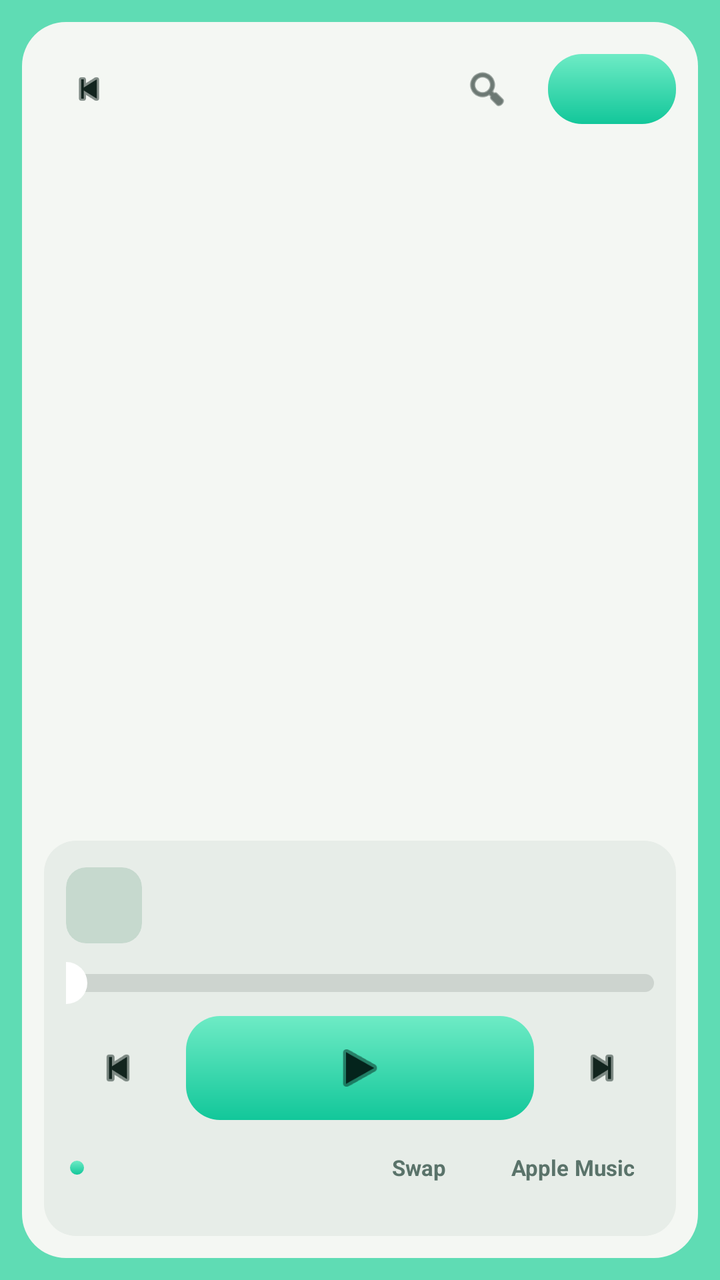
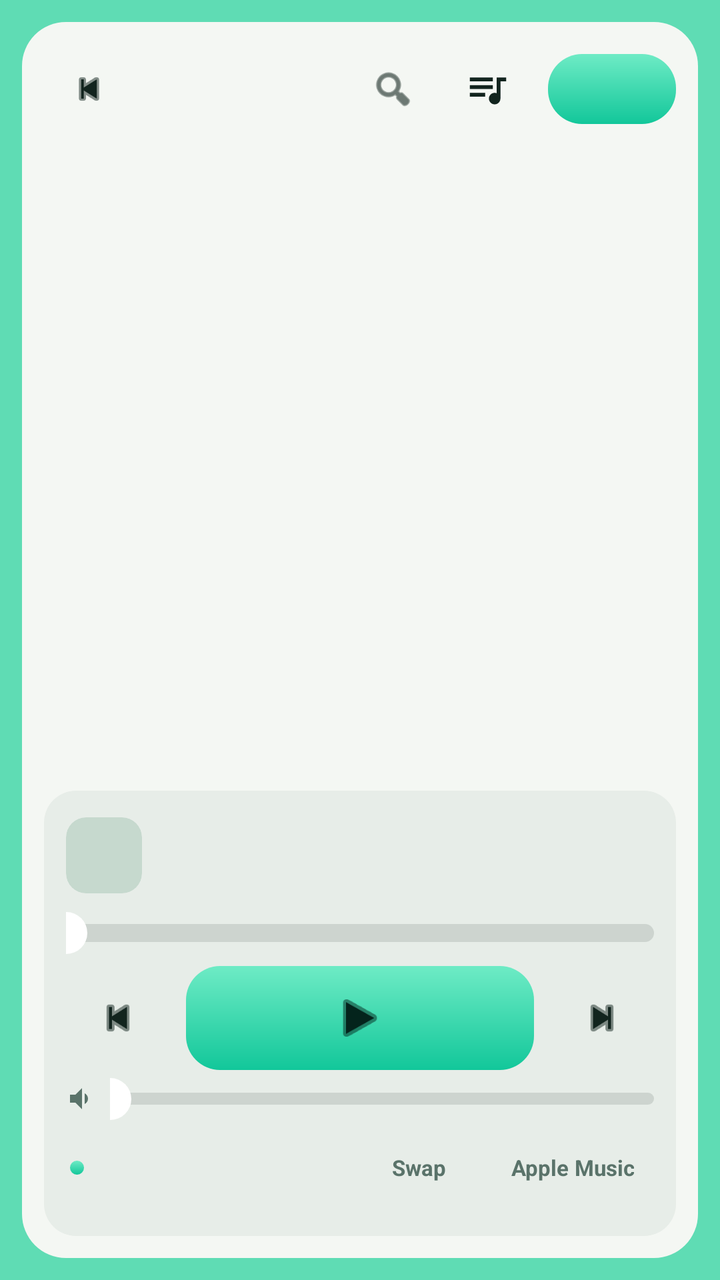

Screens rendered from an Android XML layout before and after an edit, with the pre-edit source and the edit as a unified diff.
<!-- AndroidManifest.xml: application theme AppTheme -->
<!-- res/layout/controls.xml -->
<?xml version="1.0" encoding="utf-8"?>
<FrameLayout xmlns:android="http://schemas.android.com/apk/res/android"
    android:id="@+id/controlsRoot"
    android:layout_width="match_parent"
    android:layout_height="match_parent"
    android:background="@color/ground"
    android:padding="11dp">

    <LinearLayout
        android:layout_width="match_parent"
        android:layout_height="match_parent"
        android:background="@drawable/shell"
        android:padding="11dp"
        android:orientation="vertical">

        
        <LinearLayout
            android:id="@+id/controlsHeader"
            android:layout_width="match_parent"
            android:layout_height="45dp"
            android:orientation="horizontal"
            android:gravity="center_vertical"
            android:baselineAligned="false">

            <ImageButton
                android:id="@+id/btnBrowseBack"
                android:stateListAnimator="@animator/press_scale"
                android:layout_width="45dp"
                android:layout_height="45dp"
                android:background="?android:attr/selectableItemBackgroundBorderless"
                android:src="@android:drawable/ic_media_previous"
                android:tint="@color/ink"
                android:scaleType="fitCenter"
                android:padding="12dp"
                android:contentDescription="@string/back" />

            <LinearLayout
                android:id="@+id/headerTitles"
                android:layout_width="0dp"
                android:layout_height="wrap_content"
                android:layout_weight="1"
                android:layout_marginStart="8dp"
                android:orientation="vertical">

                <TextView
                    android:id="@+id/browseCrumb"
                    android:layout_width="match_parent"
                    android:layout_height="wrap_content"
                    android:textColor="@color/ink_soft"
                    android:textSize="10sp"
                    android:letterSpacing="0.04"
                    android:singleLine="true"
                    android:ellipsize="start"
                    android:visibility="gone" />

                <TextView
                    android:id="@+id/browseTitle"
                    android:layout_width="match_parent"
                    android:layout_height="wrap_content"
                    android:textColor="@color/ink"
                    android:textSize="18sp"
                    android:textStyle="bold"
                    android:singleLine="true"
                    android:ellipsize="end" />
            </LinearLayout>

            <EditText
                android:id="@+id/searchInput"
                android:layout_width="0dp"
                android:layout_height="match_parent"
                android:layout_weight="1"
                android:layout_marginStart="8dp"
                android:background="@drawable/panel_inset"
                android:paddingStart="12dp"
                android:paddingEnd="12dp"
                android:hint="@string/search_hint"
                android:textColorHint="@color/ink_soft"
                android:textColor="@color/ink"
                android:textSize="15sp"
                android:inputType="text"
                android:imeOptions="actionSearch|flagNoExtractUi"
                android:singleLine="true"
                android:visibility="gone" />

            <ImageButton
                android:id="@+id/btnSearch"
                android:stateListAnimator="@animator/press_scale"
                android:layout_width="45dp"
                android:layout_height="45dp"
                android:layout_marginStart="6dp"
                android:background="?android:attr/selectableItemBackgroundBorderless"
                android:src="@android:drawable/ic_menu_search"
                android:tint="@color/ink"
                android:scaleType="fitCenter"
                android:padding="11dp"
                android:contentDescription="@string/search" />

            <TextView
                android:id="@+id/btnSpotify"
                android:stateListAnimator="@animator/press_scale"
                android:layout_width="wrap_content"
                android:layout_height="35dp"
                android:layout_marginStart="8dp"
                android:background="@drawable/pill_accent"
                android:gravity="center"
                android:minWidth="64dp"
                android:paddingStart="13dp"
                android:paddingEnd="13dp"
                android:textColor="@color/ink_mint"
                android:textSize="11sp"
                android:textStyle="bold"
                android:letterSpacing="0.08"
                android:singleLine="true" />
        </LinearLayout>

        
        <LinearLayout
            android:id="@+id/permissionBar"
            android:layout_width="match_parent"
            android:layout_height="wrap_content"
            android:layout_marginTop="9dp"
            android:background="@drawable/pill_warning"
            android:orientation="horizontal"
            android:gravity="center_vertical"
            android:padding="11dp"
            android:visibility="gone">

            <TextView
                android:layout_width="0dp"
                android:layout_height="wrap_content"
                android:layout_weight="1"
                android:text="@string/permission_needed"
                android:textColor="@color/ink_amber"
                android:textSize="12sp" />

            <TextView
                android:id="@+id/grantButton"
                android:stateListAnimator="@animator/press_scale"
                android:layout_width="wrap_content"
                android:layout_height="31dp"
                android:layout_marginStart="8dp"
                android:background="@drawable/white_card"
                android:gravity="center"
                android:minWidth="64dp"
                android:paddingStart="13dp"
                android:paddingEnd="13dp"
                android:text="@string/grant"
                android:textColor="@color/ink_amber"
                android:textSize="11sp"
                android:textStyle="bold"
                android:singleLine="true" />
        </LinearLayout>

        
        <LinearLayout
            android:id="@+id/sessionSwitcher"
            android:layout_width="match_parent"
            android:layout_height="35dp"
            android:layout_marginTop="9dp"
            android:orientation="horizontal"
            android:visibility="gone" />

        <FrameLayout
            android:layout_width="match_parent"
            android:layout_height="0dp"
            android:layout_weight="1"
            android:layout_marginTop="9dp">

            <GridView
                android:id="@+id/browseList"
                android:layout_width="match_parent"
                android:layout_height="match_parent"
                android:numColumns="2"
                android:horizontalSpacing="9dp"
                android:verticalSpacing="9dp"
                android:stretchMode="columnWidth"
                android:listSelector="@android:color/transparent"
                android:scrollbars="none" />

            <TextView
                android:id="@+id/browseMessage"
                android:layout_width="match_parent"
                android:layout_height="match_parent"
                android:gravity="center"
                android:padding="24dp"
                android:textColor="@color/ink_soft"
                android:textSize="13sp"
                android:visibility="gone" />

            
            <LinearLayout
                android:id="@+id/nearLyricsPanel"
                android:layout_width="match_parent"
                android:layout_height="match_parent"
                android:orientation="horizontal"
                android:gravity="center_vertical"
                android:baselineAligned="false"
                android:visibility="gone">

                <ImageView
                    android:id="@+id/nearBigArt"
                    android:layout_width="0dp"
                    android:layout_height="match_parent"
                    android:layout_weight="1"
                    android:scaleType="fitCenter"
                    android:contentDescription="@string/artwork" />

                <LinearLayout
                    android:layout_width="0dp"
                    android:layout_height="wrap_content"
                    android:layout_weight="1"
                    android:layout_marginStart="14dp"
                    android:orientation="vertical">

                    <TextView
                        android:id="@+id/nearBigTitle"
                        android:layout_width="match_parent"
                        android:layout_height="wrap_content"
                        android:fontFamily="sans-serif-black"
                        android:textColor="@color/ink"
                        android:textSize="24sp"
                        android:letterSpacing="-0.02"
                        android:maxLines="3"
                        android:ellipsize="end" />

                    <TextView
                        android:id="@+id/nearBigArtist"
                        android:layout_width="match_parent"
                        android:layout_height="wrap_content"
                        android:layout_marginTop="5dp"
                        android:textColor="@color/ink_soft"
                        android:textSize="17sp"
                        android:maxLines="2"
                        android:ellipsize="end" />

                </LinearLayout>
            </LinearLayout>

            
            <LinearLayout
                android:id="@+id/browseAction"
                android:layout_width="match_parent"
                android:layout_height="match_parent"
                android:orientation="vertical"
                android:gravity="center"
                android:visibility="gone">

                <TextView
                    android:id="@+id/browseActionText"
                    android:layout_width="wrap_content"
                    android:layout_height="wrap_content"
                    android:textColor="@color/ink_soft"
                    android:textSize="13sp"
                    android:gravity="center" />

                <TextView
                    android:id="@+id/browseActionButton"
                android:stateListAnimator="@animator/press_scale"
                    android:layout_width="wrap_content"
                    android:layout_height="35dp"
                    android:layout_marginTop="11dp"
                    android:background="@drawable/pill_accent"
                    android:gravity="center"
                    android:minWidth="96dp"
                    android:paddingStart="16dp"
                    android:paddingEnd="16dp"
                    android:text="@string/connect_spotify"
                    android:textColor="@color/ink_mint"
                    android:textSize="12sp"
                    android:textStyle="bold" />
            </LinearLayout>
        </FrameLayout>

        
        <LinearLayout
            android:id="@+id/dock"
            android:layout_width="match_parent"
            android:layout_height="wrap_content"
            android:layout_marginTop="9dp"
            android:background="@drawable/dock"
            android:orientation="vertical"
            android:paddingStart="11dp"
            android:paddingEnd="11dp"
            android:paddingTop="10dp"
            android:paddingBottom="10dp">

            <LinearLayout
                android:layout_width="match_parent"
                android:layout_height="wrap_content"
                android:orientation="horizontal"
                android:gravity="center_vertical"
                android:baselineAligned="false">

                <ImageView
                    android:id="@+id/nearThumb"
                    android:layout_width="38dp"
                    android:layout_height="38dp"
                    android:background="@drawable/thumb_placeholder"
                    android:clipToOutline="true"
                    android:scaleType="centerCrop"
                    android:contentDescription="@string/artwork" />

                <LinearLayout
                    android:id="@+id/nearTrackTap"
                android:stateListAnimator="@animator/press_scale"
                    android:layout_width="0dp"
                    android:layout_height="wrap_content"
                    android:layout_weight="1"
                    android:layout_marginStart="8dp"
                    android:orientation="vertical"
                    android:clickable="true"
                    android:focusable="false"
                    android:background="?android:attr/selectableItemBackground"
                    android:paddingTop="4dp"
                    android:paddingBottom="4dp">

                    <TextView
                        android:id="@+id/nearTitle"
                        android:layout_width="match_parent"
                        android:layout_height="wrap_content"
                        android:textColor="@color/ink"
                        android:textSize="15sp"
                        android:textStyle="bold"
                        android:singleLine="true"
                        android:ellipsize="end" />

                    <TextView
                        android:id="@+id/nearArtist"
                        android:layout_width="match_parent"
                        android:layout_height="wrap_content"
                        android:textColor="@color/ink_soft"
                        android:textSize="12sp"
                        android:singleLine="true"
                        android:ellipsize="end" />
                </LinearLayout>

                <View
                    android:id="@+id/nearReadingSpacer"
                    android:layout_width="0dp"
                    android:layout_height="1dp"
                    android:layout_weight="1"
                    android:visibility="gone" />

                <TextView
                    android:id="@+id/nearClock"
                    android:layout_width="wrap_content"
                    android:layout_height="wrap_content"
                    android:layout_marginStart="8dp"
                    android:fontFamily="monospace"
                    android:textColor="@color/ink_soft"
                    android:textSize="12sp"
                    android:singleLine="true" />
            </LinearLayout>

            <SeekBar
                android:id="@+id/nearSeek"
                android:layout_width="match_parent"
                android:layout_height="21dp"
                android:layout_marginTop="6dp"
                android:progressDrawable="@drawable/progress_accent"
                android:thumb="@drawable/seek_thumb"
                android:splitTrack="false"
                android:minHeight="9dp"
                android:maxHeight="9dp"
                android:max="1000" />

            <LinearLayout
                android:layout_width="match_parent"
                android:layout_height="52dp"
                android:layout_marginTop="6dp"
                android:orientation="horizontal">

                <ImageButton
                    android:id="@+id/btnPrev"
                android:stateListAnimator="@animator/press_scale"
                    android:layout_width="52dp"
                    android:layout_height="match_parent"
                    android:background="?android:attr/selectableItemBackgroundBorderless"
                    android:src="@android:drawable/ic_media_previous"
                    android:tint="@color/ink"
                    android:scaleType="fitCenter"
                    android:padding="14dp"
                    android:contentDescription="@string/previous" />

                <ImageButton
                    android:id="@+id/btnPlayPause"
                android:stateListAnimator="@animator/press_scale"
                    android:layout_width="0dp"
                    android:layout_height="match_parent"
                    android:layout_weight="1"
                    android:layout_marginStart="8dp"
                    android:layout_marginEnd="8dp"
                    android:background="@drawable/pill_accent"
                    android:src="@android:drawable/ic_media_play"
                    android:tint="@color/ink_mint"
                    android:scaleType="fitCenter"
                    android:padding="12dp"
                    android:contentDescription="@string/play_pause" />

                <ImageButton
                    android:id="@+id/btnNext"
                android:stateListAnimator="@animator/press_scale"
                    android:layout_width="52dp"
                    android:layout_height="match_parent"
                    android:background="?android:attr/selectableItemBackgroundBorderless"
                    android:src="@android:drawable/ic_media_next"
                    android:tint="@color/ink"
                    android:scaleType="fitCenter"
                    android:padding="14dp"
                    android:contentDescription="@string/next" />
            </LinearLayout>

            
            <LinearLayout
                android:id="@+id/statusBand"
                android:layout_width="match_parent"
                android:layout_height="48dp"
                android:orientation="horizontal"
                android:gravity="center_vertical">

                <LinearLayout
                    android:layout_width="0dp"
                    android:layout_height="31dp"
                    android:layout_weight="1"
                    android:orientation="horizontal"
                    android:gravity="center_vertical"
                    android:paddingStart="2dp">

                    <View
                        android:id="@+id/statusDot"
                        android:layout_width="7dp"
                        android:layout_height="7dp"
                        android:background="@drawable/pill_accent" />

                    <TextView
                        android:id="@+id/statusLine"
                        android:layout_width="match_parent"
                        android:layout_height="wrap_content"
                        android:layout_marginStart="6dp"
                        android:textColor="@color/ink_soft"
                        android:textSize="11sp"
                        android:singleLine="true"
                        android:ellipsize="end" />
                </LinearLayout>

                <TextView
                    android:id="@+id/btnSwap"
                android:stateListAnimator="@animator/press_scale"
                    android:layout_width="wrap_content"
                    android:layout_height="31dp"
                    android:layout_marginStart="8dp"
                    android:background="?android:attr/selectableItemBackground"
                    android:gravity="center"
                    android:minWidth="56dp"
                    android:paddingStart="10dp"
                    android:paddingEnd="10dp"
                    android:text="@string/swap_screens"
                    android:textColor="@color/ink_soft"
                    android:textSize="11sp"
                    android:textStyle="bold"
                    android:singleLine="true" />

                <TextView
                    android:id="@+id/btnAppleMusic"
                android:stateListAnimator="@animator/press_scale"
                    android:layout_width="wrap_content"
                    android:layout_height="31dp"
                    android:layout_marginStart="8dp"
                    android:background="?android:attr/selectableItemBackground"
                    android:gravity="center"
                    android:minWidth="56dp"
                    android:paddingStart="10dp"
                    android:paddingEnd="10dp"
                    android:text="@string/open_apple_music"
                    android:textColor="@color/ink_soft"
                    android:textSize="11sp"
                    android:textStyle="bold"
                    android:singleLine="true" />
            </LinearLayout>
        </LinearLayout>
    </LinearLayout>
</FrameLayout>
<!-- resources referenced by this layout -->
<resources>
  <color name="ground">#FF5FDCB4</color>
  <color name="ink">#FF12241E</color>
  <color name="ink_amber">#FF3A1C02</color>
  <color name="ink_mint">#FF04241C</color>
  <color name="ink_soft">#FF5A736A</color>
  <!-- drawable dock (drawable) -->
  <?xml version="1.0" encoding="utf-8"?>
  <shape xmlns:android="http://schemas.android.com/apk/res/android" android:shape="rectangle">
      <solid android:color="@color/panel" />
      <corners android:radius="16dp" />
  </shape>
  <!-- drawable panel_inset (drawable) -->
  <?xml version="1.0" encoding="utf-8"?>
  <shape xmlns:android="http://schemas.android.com/apk/res/android" android:shape="rectangle">
      <solid android:color="@color/panel" />
      <corners android:radius="16dp" />
  </shape>
  <!-- drawable pill_accent (drawable) -->
  <?xml version="1.0" encoding="utf-8"?>
  <shape xmlns:android="http://schemas.android.com/apk/res/android" android:shape="rectangle">
      <gradient android:startColor="#FF6EEBC5" android:endColor="#FF12C79A" android:angle="270" />
      <corners android:radius="17dp" />
  </shape>
  <!-- drawable pill_warning (drawable) -->
  <?xml version="1.0" encoding="utf-8"?>
  <shape xmlns:android="http://schemas.android.com/apk/res/android" android:shape="rectangle">
      <gradient android:startColor="#FFFFC079" android:endColor="#FFF58F35" android:angle="270" />
      <corners android:radius="17dp" />
  </shape>
  <!-- drawable seek_thumb (drawable) -->
  <?xml version="1.0" encoding="utf-8"?>
  <shape xmlns:android="http://schemas.android.com/apk/res/android" android:shape="oval">
      <solid android:color="#FFFFFFFF" />
      <size android:width="21dp" android:height="21dp" />
  </shape>
  <!-- drawable shell (drawable) -->
  <?xml version="1.0" encoding="utf-8"?>
  <shape xmlns:android="http://schemas.android.com/apk/res/android" android:shape="rectangle">
      <solid android:color="@color/shell" />
      <corners android:radius="22dp" />
  </shape>
  <!-- drawable thumb_placeholder (drawable) -->
  <?xml version="1.0" encoding="utf-8"?>
  <shape xmlns:android="http://schemas.android.com/apk/res/android" android:shape="rectangle">
      <solid android:color="#FFC6D9CE" />
      <corners android:radius="10dp" />
  </shape>
  <!-- drawable white_card (drawable) -->
  <?xml version="1.0" encoding="utf-8"?>
  <shape xmlns:android="http://schemas.android.com/apk/res/android" android:shape="rectangle">
      <solid android:color="#FFFFFFFF" />
      <corners android:radius="15dp" />
  </shape>
  <string name="artwork">Album art</string>
  <string name="back">Back</string>
  <string name="connect_spotify">Connect Spotify</string>
  <string name="grant">Grant access</string>
  <string name="next">Next</string>
  <string name="open_apple_music">Apple Music</string>
  <string name="permission_needed">Notification access is off — DualMusic cannot see media sessions.</string>
  <string name="play_pause">Play / pause</string>
  <string name="previous">Previous</string>
  <string name="search">Search</string>
  <string name="search_hint">Search songs</string>
  <string name="swap_screens">Swap</string>
  <style name="AppTheme" parent="@android:style/Theme.Material.Light.NoActionBar">
          <item name="android:windowBackground">@color/ground</item>
          <item name="android:colorBackground">@color/ground</item>
          <item name="android:textColorPrimary">@color/ink</item>
          <item name="android:textColorSecondary">@color/ink_soft</item>
      </style>
  <color name="panel">#FFE7EDE8</color>
  <color name="shell">#FFF4F7F3</color>
</resources>

<!-- the commit's change to res/layout/controls.xml (unified diff, before → after) -->
@@ -95,6 +95,19 @@
                 android:padding="11dp"
                 android:contentDescription="@string/search" />
 
+            <ImageButton
+                android:id="@+id/btnQueue"
+                android:stateListAnimator="@animator/press_scale"
+                android:layout_width="45dp"
+                android:layout_height="45dp"
+                android:layout_marginStart="2dp"
+                android:background="?android:attr/selectableItemBackgroundBorderless"
+                android:src="@drawable/ic_queue"
+                android:tint="@color/ink"
+                android:scaleType="fitCenter"
+                android:padding="11dp"
+                android:contentDescription="@string/queue" />
+
             <TextView
                 android:id="@+id/btnSpotify"
                 android:stateListAnimator="@animator/press_scale"
@@ -370,6 +383,7 @@
                 android:layout_marginTop="6dp"
                 android:orientation="horizontal">
 
+
                 <ImageButton
                     android:id="@+id/btnPrev"
                 android:stateListAnimator="@animator/press_scale"
@@ -408,6 +422,37 @@
                     android:scaleType="fitCenter"
                     android:padding="14dp"
                     android:contentDescription="@string/next" />
+
+            </LinearLayout>
+
+            
+            <LinearLayout
+                android:id="@+id/volumeRow"
+                android:layout_width="match_parent"
+                android:layout_height="wrap_content"
+                android:layout_marginTop="4dp"
+                android:orientation="horizontal"
+                android:gravity="center_vertical">
+
+                <ImageView
+                    android:id="@+id/volumeIcon"
+                    android:layout_width="16dp"
+                    android:layout_height="16dp"
+                    android:src="@drawable/ic_volume"
+                    android:tint="@color/ink_soft"
+                    android:contentDescription="@string/volume" />
+
+                <SeekBar
+                    android:id="@+id/volumeSeek"
+                    android:layout_width="0dp"
+                    android:layout_height="21dp"
+                    android:layout_weight="1"
+                    android:layout_marginStart="6dp"
+                    android:progressDrawable="@drawable/progress_accent"
+                    android:thumb="@drawable/seek_thumb"
+                    android:splitTrack="false"
+                    android:minHeight="6dp"
+                    android:maxHeight="6dp" />
             </LinearLayout>
 
             
<!-- resource entries referenced after the edit -->
@@ -62,9 +62,11 @@
   <string name="permission_needed">Notification access is off — DualMusic cannot see media sessions.</string>
   <string name="play_pause">Play / pause</string>
   <string name="previous">Previous</string>
+  <string name="queue">Queue</string>
   <string name="search">Search</string>
   <string name="search_hint">Search songs</string>
   <string name="swap_screens">Swap</string>
+  <string name="volume">Volume</string>
   <style name="AppTheme" parent="@android:style/Theme.Material.Light.NoActionBar">
           <item name="android:windowBackground">@color/ground</item>
           <item name="android:colorBackground">@color/ground</item>
